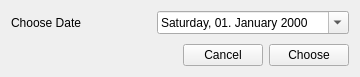
First picture: the form in forms/dateform.ui, repository LukyLuke/PiTres, before the edit.
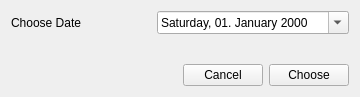
Second picture: the form after the edit. Icons and pictures are not drawn.

```diff
--- a/forms/dateform.ui
+++ b/forms/dateform.ui
@@ -7,7 +7,7 @@
     <x>0</x>
     <y>0</y>
     <width>360</width>
-    <height>77</height>
+    <height>97</height>
    </rect>
   </property>
   <property name="minimumSize">
@@ -53,6 +53,16 @@
    </item>
    <item>
     <layout class="QVBoxLayout" name="verticalLayout_2">
+     <item>
+      <widget class="QLabel" name="hintLabel">
+       <property name="text">
+        <string/>
+       </property>
+       <property name="wordWrap">
+        <bool>true</bool>
+       </property>
+      </widget>
+     </item>
      <item>
       <spacer name="verticalSpacer">
        <property name="orientation">
```
Left out of the diff: 6 changed lines with no effect on the pictures.
